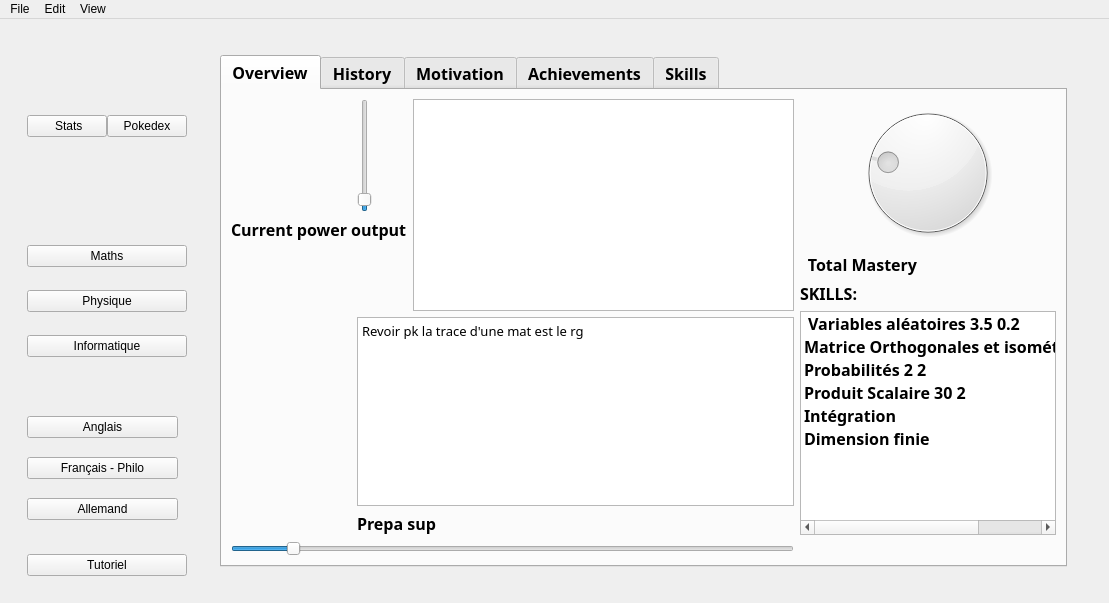
Above: mainwindow.ui from Laytongentleman/Neophyte before the change. Below: the same form after it.
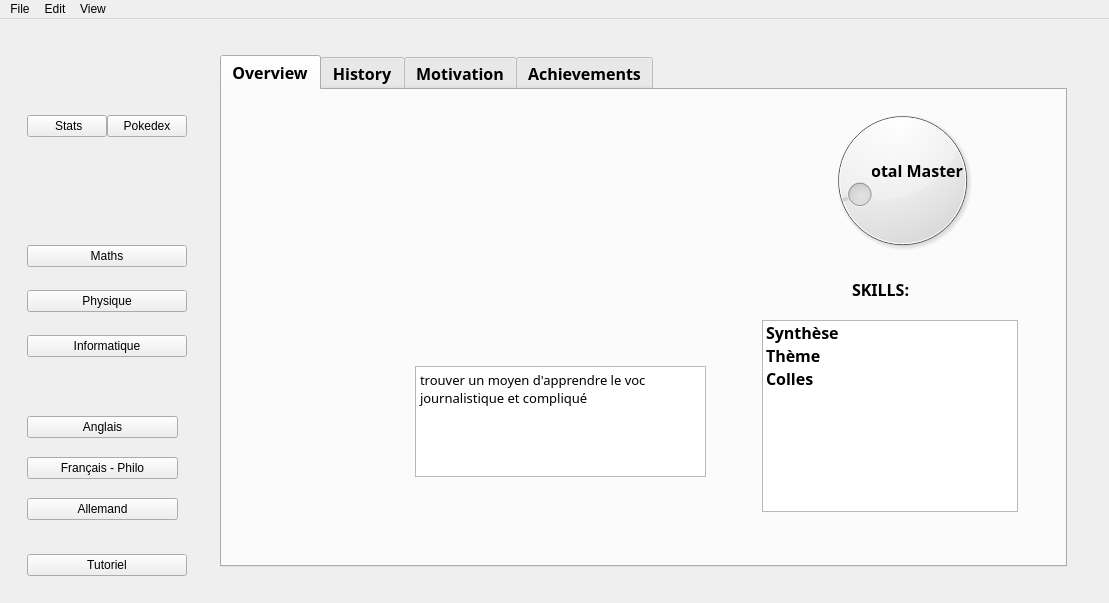
That is the form after the change. The open tabs and pages were chosen to show the change. Icons and pictures are not drawn.

What changed in the file:
```diff
--- a/mainwindow.ui
+++ b/mainwindow.ui
@@ -426,13 +426,6 @@
                      </property>
                     </widget>
                    </item>
-                   <item row="0" column="2" rowspan="7">
-                    <widget class="QPlainTextEdit" name="mathsquicktext">
-                     <property name="plainText">
-                      <string/>
-                     </property>
-                    </widget>
-                   </item>
                    <item row="4" column="3">
                     <widget class="QLabel" name="label">
                      <property name="font">
@@ -1445,7 +1438,221 @@
                </item>
               </layout>
              </widget>
-             <widget class="QWidget" name="page_3"/>
+             <widget class="QWidget" name="pageallemand">
+              <layout class="QGridLayout" name="gridLayout_18">
+               <item row="0" column="0">
+                <widget class="QTabWidget" name="TabWidget_6">
+                 <property name="font">
+                  <font>
+                   <family>Clean</family>
+                   <pointsize>12</pointsize>
+                   <weight>75</weight>
+                   <italic>false</italic>
+                   <bold>true</bold>
+                  </font>
+                 </property>
+                 <property name="currentIndex">
+                  <number>0</number>
+                 </property>
+                 <widget class="QWidget" name="tabmain_5">
+                  <attribute name="title">
+                   <string>Overview</string>
+                  </attribute>
+                  <widget class="QDial" name="Mastery_5">
+                   <property name="geometry">
+                    <rect>
+                     <x>570</x>
+                     <y>10</y>
+                     <width>221</width>
+                     <height>161</height>
+                    </rect>
+                   </property>
+                   <property name="maximum">
+                    <number>100</number>
+                   </property>
+                   <property name="value">
+                    <number>14</number>
+                   </property>
+                   <property name="wrapping">
+                    <bool>false</bool>
+                   </property>
+                  </widget>
+                  <widget class="QLabel" name="label_21">
+                   <property name="geometry">
+                    <rect>
+                     <x>650</x>
+                     <y>50</y>
+                     <width>91</width>
+                     <height>61</height>
+                    </rect>
+                   </property>
+                   <property name="font">
+                    <font>
+                     <family>ClearlyU</family>
+                    </font>
+                   </property>
+                   <property name="text">
+                    <string>Total Mastery</string>
+                   </property>
+                   <property name="alignment">
+                    <set>Qt::AlignCenter</set>
+                   </property>
+                  </widget>
+                  <widget class="QListWidget" name="listWidget_5">
+                   <property name="geometry">
+                    <rect>
+                     <x>540</x>
+                     <y>230</y>
+                     <width>256</width>
+                     <height>192</height>
+                    </rect>
+                   </property>
+                   <item>
+                    <property name="text">
+                     <string>Synthèse</string>
+                    </property>
+                   </item>
+                   <item>
+                    <property name="text">
+                     <string>Thème</string>
+                    </property>
+                   </item>
+                   <item>
+                    <property name="text">
+                     <string>Colles</string>
+                    </property>
+                   </item>
+                  </widget>
+                  <widget class="QLabel" name="label_22">
+                   <property name="geometry">
+                    <rect>
+                     <x>30</x>
+                     <y>190</y>
+                     <width>111</width>
+                     <height>121</height>
+                    </rect>
+                   </property>
+                   <property name="maximumSize">
+                    <size>
+                     <width>16777215</width>
+                     <height>16777215</height>
+                    </size>
+                   </property>
+                   <property name="text">
+                    <string/>
+                   </property>
+                   <property name="pixmap">
+                    <pixmap>../../../.designer/backup/res/ronflex.png</pixmap>
+                   </property>
+                   <property name="scaledContents">
+                    <bool>true</bool>
+                   </property>
+                   <property name="indent">
+                    <number>-1</number>
+                   </property>
+                  </widget>
+                  <widget class="QLabel" name="label_25">
+                   <property name="geometry">
+                    <rect>
+                     <x>630</x>
+                     <y>190</y>
+                     <width>57</width>
+                     <height>18</height>
+                    </rect>
+                   </property>
+                   <property name="font">
+                    <font>
+                     <family>Clean</family>
+                     <pointsize>12</pointsize>
+                    </font>
+                   </property>
+                   <property name="text">
+                    <string>SKILLS:</string>
+                   </property>
+                  </widget>
+                  <widget class="QTextEdit" name="textEdit_3">
+                   <property name="geometry">
+                    <rect>
+                     <x>193</x>
+                     <y>276</y>
+                     <width>291</width>
+                     <height>111</height>
+                    </rect>
+                   </property>
+                   <property name="html">
+                    <string>&lt;!DOCTYPE HTML PUBLIC &quot;-//W3C//DTD HTML 4.0//EN&quot; &quot;http://www.w3.org/TR/REC-html40/strict.dtd&quot;&gt;
+&lt;html&gt;&lt;head&gt;&lt;meta name=&quot;qrichtext&quot; content=&quot;1&quot; /&gt;&lt;style type=&quot;text/css&quot;&gt;
+p, li { white-space: pre-wrap; }
+&lt;/style&gt;&lt;/head&gt;&lt;body style=&quot; font-family:'Noto Sans'; font-size:10pt; font-weight:400; font-style:normal;&quot;&gt;
+&lt;p style=&quot; margin-top:0px; margin-bottom:0px; margin-left:0px; margin-right:0px; -qt-block-indent:0; text-indent:0px;&quot;&gt;trouver un moyen d'apprendre le voc journalistique et compliqué&lt;/p&gt;
+&lt;p style=&quot;-qt-paragraph-type:empty; margin-top:0px; margin-bottom:0px; margin-left:0px; margin-right:0px; -qt-block-indent:0; text-indent:0px;&quot;&gt;&lt;br /&gt;&lt;/p&gt;&lt;/body&gt;&lt;/html&gt;</string>
+                   </property>
+                  </widget>
+                  <widget class="QLabel" name="label_23">
+                   <property name="geometry">
+                    <rect>
+                     <x>350</x>
+                     <y>30</y>
+                     <width>191</width>
+                     <height>161</height>
+                    </rect>
+                   </property>
+                   <property name="textFormat">
+                    <enum>Qt::PlainText</enum>
+                   </property>
+                   <property name="pixmap">
+                    <pixmap resource="ressources.qrc">:/res/Florizarre.png</pixmap>
+                   </property>
+                   <property name="scaledContents">
+                    <bool>true</bool>
+                   </property>
+                  </widget>
+                 </widget>
+                 <widget class="QWidget" name="tab_15">
+                  <attribute name="title">
+                   <string>History</string>
+                  </attribute>
+                  <widget class="QPlainTextEdit" name="plainTextEdit_16">
+                   <property name="geometry">
+                    <rect>
+                     <x>0</x>
+                     <y>10</y>
+                     <width>601</width>
+                     <height>451</height>
+                    </rect>
+                   </property>
+                   <property name="plainText">
+                    <string>29 05 2023</string>
+                   </property>
+                  </widget>
+                 </widget>
+                 <widget class="QWidget" name="tab_16">
+                  <attribute name="title">
+                   <string>Motivation</string>
+                  </attribute>
+                  <widget class="QPlainTextEdit" name="plainTextEdit_17">
+                   <property name="geometry">
+                    <rect>
+                     <x>40</x>
+                     <y>50</y>
+                     <width>611</width>
+                     <height>371</height>
+                    </rect>
+                   </property>
+                   <property name="plainText">
+                    <string>Les maths c'est pas seulement du fun</string>
+                   </property>
+                  </widget>
+                 </widget>
+                 <widget class="QWidget" name="tab_17">
+                  <attribute name="title">
+                   <string>Achievements</string>
+                  </attribute>
+                 </widget>
+                </widget>
+               </item>
+              </layout>
+             </widget>
              <widget class="QWidget" name="page_4"/>
              <widget class="QWidget" name="pagetuto">
               <layout class="QGridLayout" name="gridLayout_6">
```
Left out of the diff: 197 changed lines with no effect on the pictures. Lines whose indentation alone changed are shown as unchanged.
